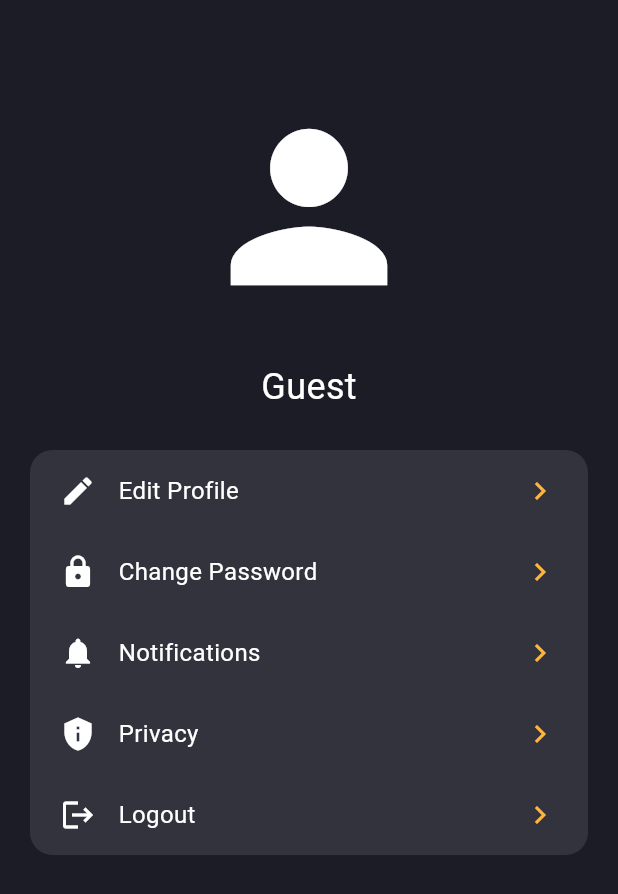
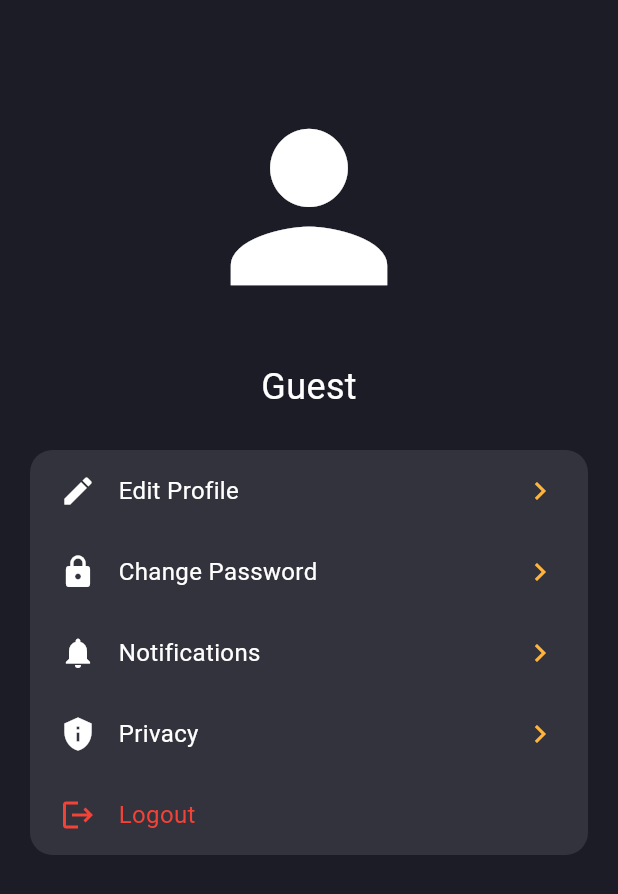
Before and after one commit to neketta300/cinema_ticket_app, a Flutter app: the ProfilePage screen opened directly, on a phone screen of 412 x 824 dp. Shown: the top 894 px of the screen. Run offline on Flutter 3.47's test engine with Material 3 defaults, Android fonts, the phone set to English and light mode, and no system bars; our stand-ins replace supabase_flutter; accounts and stored records are empty; network calls fail.

Commit message:
change some ui on profile page

```diff
--- a/lib/Cinema App UI/pages/profile_page.dart
+++ b/lib/Cinema App UI/pages/profile_page.dart
@@ -20,15 +20,14 @@ class _ProfilePageState extends State<ProfilePage> {
   };
   final _auth = AuthService();
   final supabase = Supabase.instance.client;
-  String? currentUserName; // Переменная для хранения имени пользователя
+  String? currentUserName;
 
   @override
   void initState() {
     super.initState();
-    _fetchUserName(); // Загружаем имя пользователя при инициализации
+    _fetchUserName();
   }
 
-  // Функция для получения имени пользователя
   Future<void> _fetchUserName() async {
     final username = await fetchCurrentUserName();
     setState(() {
@@ -64,23 +63,20 @@ class _ProfilePageState extends State<ProfilePage> {
         return null;
       }
 
-      return response['data']['username'] as String?;
+      return response['data']['name'] as String?;
     } catch (e) {
       print('Ошибка: $e');
       return null;
     }
   }
 
-  // Функция выхода из аккаунта
   void logout() async {
     await _auth.signOut();
     // try {
-    //   // После успешного выхода перенаправляем на экран входа
     //   if (mounted) {
     //     Navigator.pushReplacementNamed(context, '/login');
     //   }
     // } catch (e) {
-    //   // Обработка ошибки выхода
     //   if (mounted) {
     //     ScaffoldMessenger.of(context).showSnackBar(
     //       SnackBar(content: Text('Ошибка при выходе: $e')),
@@ -104,9 +100,7 @@ class _ProfilePageState extends State<ProfilePage> {
           ),
           SizedBox(height: 25),
           Text(
-            currentUserName != null
-                ? currentUserName!
-                : 'Guest', // Отображаем имя пользователя
+            currentUserName != null ? currentUserName! : 'Guest',
             style: TextStyle(color: Colors.white, fontSize: 24),
           ),
           SizedBox(height: 25),
@@ -119,21 +113,22 @@ class _ProfilePageState extends State<ProfilePage> {
                 // Определяем скругление углов в зависимости от индекса
                 BorderRadius borderRadius;
                 if (index == 0) {
-                  // Первый элемент: скругляем только верхние углы
                   borderRadius = BorderRadius.only(
                     topLeft: Radius.circular(15),
                     topRight: Radius.circular(15),
                   );
                 } else if (index == profileSettings.length - 1) {
-                  // Последний элемент: скругляем только нижние углы
                   borderRadius = BorderRadius.only(
                     bottomLeft: Radius.circular(15),
                     bottomRight: Radius.circular(15),
                   );
                 } else {
-                  // Средние элементы: без скругления
                   borderRadius = BorderRadius.zero;
                 }
+
+                // Устанавливаем цвет для "Logout"
+                final isLogout = setting == 'Logout';
+                final itemColor = isLogout ? Colors.red : Colors.white;
 
                 return GestureDetector(
                   onTap: () {
@@ -146,9 +141,8 @@ class _ProfilePageState extends State<ProfilePage> {
                   child: Container(
                     margin: EdgeInsets.symmetric(horizontal: 20),
                     decoration: BoxDecoration(
-                      color: Colors.white
-                          .withOpacity(0.1), // Фон для элементов списка
-                      borderRadius: borderRadius, // Применяем скругление
+                      color: Colors.white.withOpacity(0.1),
+                      borderRadius: borderRadius,
                     ),
                     child: Padding(
                       padding:
@@ -157,23 +151,27 @@ class _ProfilePageState extends State<ProfilePage> {
                         children: [
                           Icon(
                             icon,
-                            color: Colors.white,
+                            color:
+                                itemColor, // Красный для "Logout", белый для остальных
                             size: 24,
                           ),
                           SizedBox(width: 15),
                           Text(
                             setting,
                             style: TextStyle(
-                              color: Colors.white,
+                              color:
+                                  itemColor, // Красный для "Logout", белый для остальных
                               fontSize: 16,
                             ),
                           ),
                           Spacer(),
-                          Icon(
-                            Icons.chevron_right,
-                            color: buttonColor,
-                            size: 24,
-                          ),
+                          // Показываем стрелку только если это не "Logout"
+                          if (!isLogout)
+                            Icon(
+                              Icons.chevron_right,
+                              color: buttonColor,
+                              size: 24,
+                            ),
                         ],
                       ),
                     ),
```
